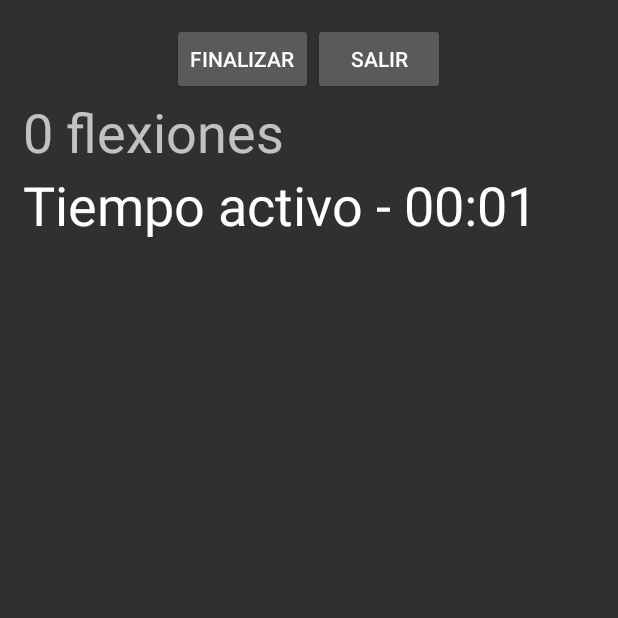
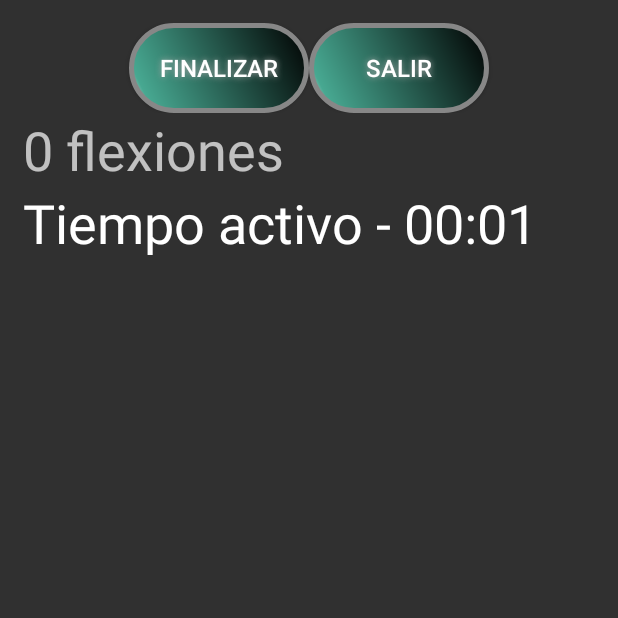
Before and after one commit to sergioaraque/Flexiones, an Android app: the Flexiones screen opened directly, with no data from a screen before it, on a phone screen of 412 x 824 dp, the top half of it. Run offline under Robolectric (Android 15) with nearby library versions, the phone set to English and light mode, and no system bars.

Commit message:
Rediseño de los botones
Se han rediseñado los botones para que tengan un mayor atractivo.

```diff
--- /dev/null
+++ b/app/src/main/res/drawable/button.xml
@@ -0,0 +1,29 @@
+<?xml version="1.0" encoding="utf-8"?>
+<!-- Diseño botones en http://angrytools.com/android/button/ -->
+<shape xmlns:android="http://schemas.android.com/apk/res/android" android:shape="rectangle" >
+    <corners
+        android:radius="100dp"
+        />
+    <gradient
+        android:angle="45"
+        android:centerX="10%"
+        android:centerColor="#47A891"
+        android:startColor="#E8E8E8"
+        android:endColor="#000000"
+        android:type="linear"
+        />
+    <padding
+        android:left="0dp"
+        android:top="0dp"
+        android:right="0dp"
+        android:bottom="0dp"
+        />
+    <size
+        android:width="270dp"
+        android:height="60dp"
+        />
+    <stroke
+        android:width="3dp"
+        android:color="#878787"
+        />
+</shape>
--- a/app/src/main/res/layout/flexiones.xml
+++ b/app/src/main/res/layout/flexiones.xml
@@ -18,17 +18,36 @@
 
             <Button
                 android:id="@+id/btnParar"
-                android:layout_width="wrap_content"
+                android:layout_width="120dp"
                 android:layout_height="wrap_content"
                 android:onClick="pararCronometro"
-                android:text="Finalizar" />
+                android:text="Finalizar"
+
+                android:textColor="#FFFFFF"
+                android:textSize="16sp"
+
+                android:background="@drawable/button"
+                android:shadowColor="#A8A8A8"
+                android:shadowDx="0"
+                android:shadowDy="0"
+                android:shadowRadius="5"
+                />
 
             <Button
                 android:id="@+id/btnSalir"
-                android:layout_width="wrap_content"
+                android:layout_width="120dp"
                 android:layout_height="wrap_content"
                 android:onClick="volverInicio"
-                android:text="Salir" />
+                android:text="Salir"
+
+                android:textColor="#FFFFFF"
+                android:textSize="16sp"
+
+                android:background="@drawable/button"
+                android:shadowColor="#A8A8A8"
+                android:shadowDx="0"
+                android:shadowDy="0"
+                android:shadowRadius="5" />
         </LinearLayout>
 
         <LinearLayout
```
